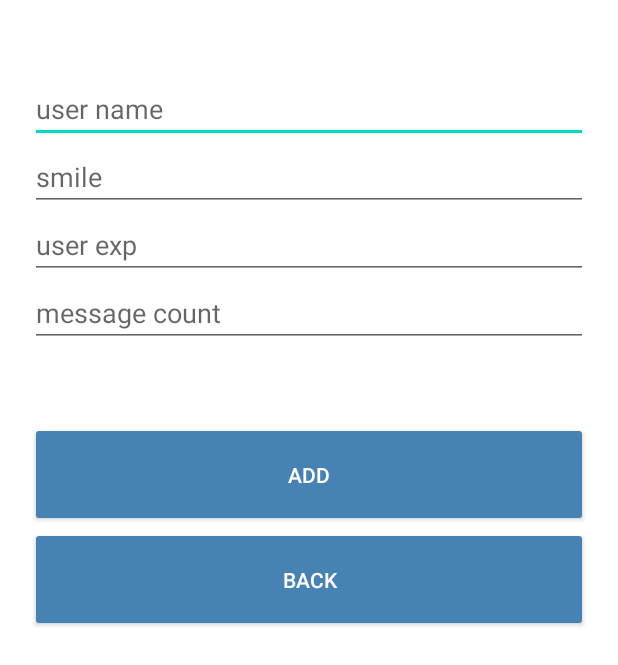
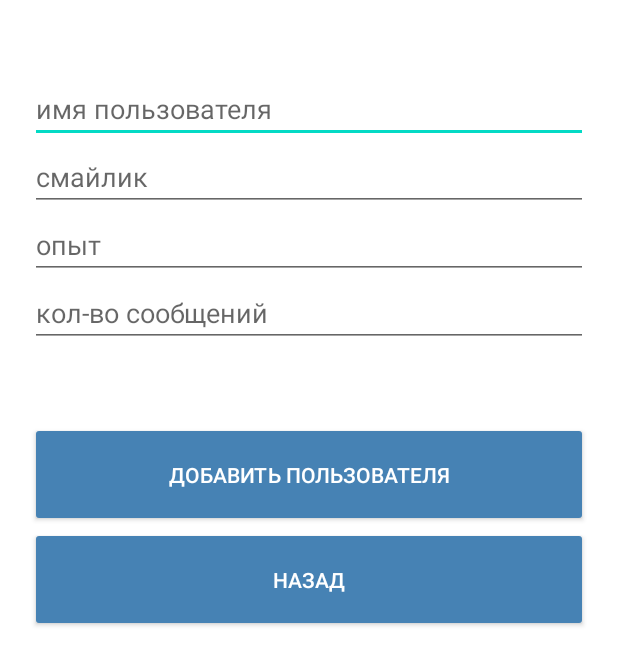
Before and after one commit to EternalEffy/userList, an Android app: the Form screen opened directly, with no data from a screen before it, on a phone screen of 412 x 824 dp. Shown: the top 665 px of the screen. Run offline under Robolectric (Android 15) with nearby library versions, the phone set to English and light mode, and no system bars; our stand-ins replace Room's generated code; 1 statement that could not run was skipped.

Commit message:
добавила смену языка и отформатировала поля списка

```diff
--- a/app/src/main/java/com/example/userlist/Form.java
+++ b/app/src/main/java/com/example/userlist/Form.java
@@ -23,12 +23,19 @@ public class Form extends Activity {
     private DBHelper dbHelper;
     private SQLiteDatabase usersDb;
     private ContentValues contentValues;
+    private int l;
+    private Bundle arguments;
+    private Languages lang;
 
     @Override
     protected void onCreate(Bundle savedInstanceState) {
         super.onCreate(savedInstanceState);
         setContentView(R.layout.activity_form);
+        arguments = getIntent().getExtras();
+        l = (int) arguments.get("language");
         initRes();
+        lang.setLanguages();
+        setLanguage(l);
 
         add.setOnClickListener(new View.OnClickListener() {
             @Override
@@ -40,7 +47,10 @@ public class Form extends Activity {
                 contentValues.put(DBHelper.KEY_COUNT,user.getMessageCount());
 
                 usersDb.insert(DBHelper.TABLE_USERS,null,contentValues);
-                Toast.makeText(Form.this,"user was added",Toast.LENGTH_SHORT).show();
+                if ( l % 2 == 0)
+                    Toast.makeText(Form.this,"пользователь добавлен",Toast.LENGTH_SHORT).show();
+                else
+                    Toast.makeText(Form.this,"user was added",Toast.LENGTH_SHORT).show();
             }
         });
 
@@ -53,7 +63,28 @@ public class Form extends Activity {
         });
     }
 
+    private void setLanguage(int l) {
+        switch (l%2){
+            case 0:
+                add.setText(lang.languages[0][0][1]);
+                back.setText(lang.languages[0][1][4]);
+                name.setHint(lang.languages[0][1][0]);
+                smile.setHint(lang.languages[0][1][1]);
+                exp.setHint(lang.languages[0][1][2]);
+                messageCount.setHint(lang.languages[0][1][3]);
+                break;
+            case 1:
+                add.setText(lang.languages[1][0][1]);
+                back.setText(lang.languages[1][1][4]);
+                name.setHint(lang.languages[1][1][0]);
+                smile.setHint(lang.languages[1][1][1]);
+                exp.setHint(lang.languages[1][1][2]);
+                messageCount.setHint(lang.languages[1][1][3]);
+        }
+    }
+
     private void initRes(){
+        lang = new Languages();
         add = findViewById(R.id.add_form);
         back = findViewById(R.id.back);
         name = findViewById(R.id.userName);
--- /dev/null
+++ b/app/src/main/java/com/example/userlist/Languages.java
@@ -0,0 +1,28 @@
+package com.example.userlist;
+
+public class Languages {
+    public String [][][] languages = new String[2][3][8];
+
+    public void setLanguages() {
+        languages [0][0][0] = "Список пользователей";
+        languages [0][0][1] = "добавить пользователя";
+        languages [0][0][2] = "удалить пользователя";
+        languages [0][0][3] = "язык";
+        languages [1][0][0] = "Saved users";
+        languages [1][0][1] = "add";
+        languages [1][0][2] = "remove";
+        languages [1][0][3] = "lang";
+        languages [0][1][0] = "имя пользователя";
+        languages [0][1][1] = "смайлик";
+        languages [0][1][2] = "опыт";
+        languages [0][1][3] = "кол-во сообщений";
+        languages [0][1][4] = "назад";
+        languages [0][1][5] = "Нет данных. Добавьте больше пользователей";
+        languages [1][1][0] = "nickname";
+        languages [1][1][1] = "smile";
+        languages [1][1][2] = "user exp";
+        languages [1][1][3] = "message count";
+        languages [1][1][4] = "back";
+        languages [1][1][5] = "Nothing to show. Please add some users";
+    }
+}
--- a/app/src/main/res/layout/activity_form.xml
+++ b/app/src/main/res/layout/activity_form.xml
@@ -12,14 +12,12 @@
         android:layout_height="wrap_content"
         android:id="@+id/userName"
         android:inputType="text"
-        android:hint="user name"
         android:layout_marginLeft="20dp"
         android:layout_marginRight="20dp"/>
     <EditText
         android:layout_width="match_parent"
         android:layout_height="wrap_content"
         android:id="@+id/smile"
-        android:hint="smile"
         android:layout_marginLeft="20dp"
         android:layout_marginRight="20dp"/>
     <EditText
@@ -27,7 +25,6 @@
         android:layout_height="wrap_content"
         android:id="@+id/exp"
         android:inputType="number"
-        android:hint="user exp"
         android:layout_marginLeft="20dp"
         android:layout_marginRight="20dp"/>
     <EditText
@@ -35,7 +32,6 @@
         android:layout_height="wrap_content"
         android:id="@+id/messageCount"
         android:inputType="number"
-        android:hint="message count"
         android:layout_marginLeft="20dp"
         android:layout_marginRight="20dp"/>
 
@@ -48,7 +44,6 @@
         android:layout_marginLeft="20dp"
         android:layout_marginTop="50dp"
         android:layout_marginRight="20dp"
-        android:text="add"
         android:backgroundTint="#4682B4"
         android:textColor="@color/white"/>
 
@@ -60,7 +55,6 @@
         android:layout_gravity="bottom"
         android:layout_marginLeft="20dp"
         android:layout_marginRight="20dp"
-        android:text="back"
         android:backgroundTint="#4682B4"
         android:textColor="@color/white"/>
 
```
Also changed, not shown: app/src/main/java/com/example/userlist/MainActivity.java (+52 -9 lines), app/src/main/res/layout/activity_main.xml (+8 -3 lines), app/src/main/res/drawable/background.jpg (deleted).
